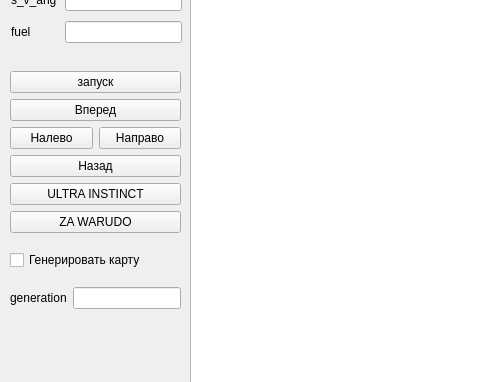
This is mainwindow.ui in Polliakoff/Collabreequeue-2-rep as Qt 5 draws it before an edit; both pictures show x 0 to 480 and y 282 to 664 of the 1368 by 768 pixel window. The edited form follows.
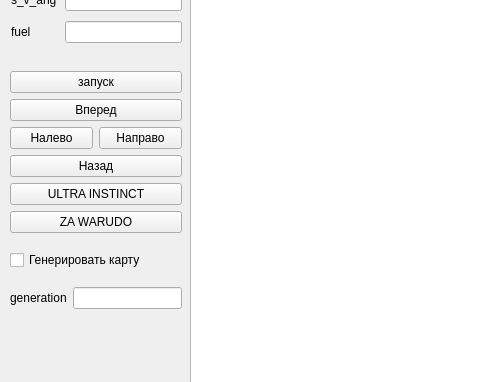
This is the edited form.

```diff
--- a/mainwindow.ui
+++ b/mainwindow.ui
@@ -13,6 +13,9 @@
   <property name="windowTitle">
    <string>MainWindow</string>
   </property>
+  <property name="autoFillBackground">
+   <bool>false</bool>
+  </property>
   <widget class="QWidget" name="centralwidget">
    <widget class="QGraphicsView" name="graphicsView">
     <property name="geometry">
@@ -27,12 +30,12 @@
      <enum>Qt::StrongFocus</enum>
     </property>
    </widget>
-   <widget class="QWidget" name="">
+   <widget class="QWidget" name="layoutWidget">
     <property name="geometry">
      <rect>
       <x>10</x>
       <y>342</y>
-      <width>171</width>
+      <width>172</width>
       <height>262</height>
      </rect>
     </property>
@@ -113,7 +116,7 @@
      </item>
     </layout>
    </widget>
-   <widget class="QWidget" name="">
+   <widget class="QWidget" name="layoutWidget">
     <property name="geometry">
      <rect>
       <x>11</x>
```
